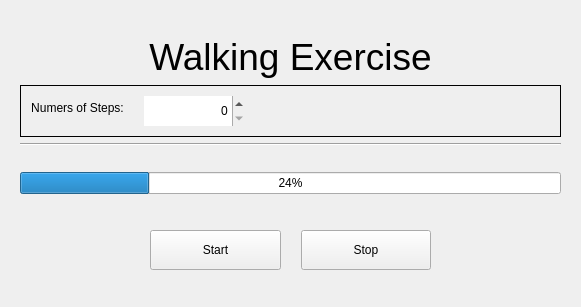
Above: src/gui_pkg/include/gui_pkg/walking_form.ui from cristianbass01/GUI_robotic_exoskeleton before the change. Below: the same form after it.
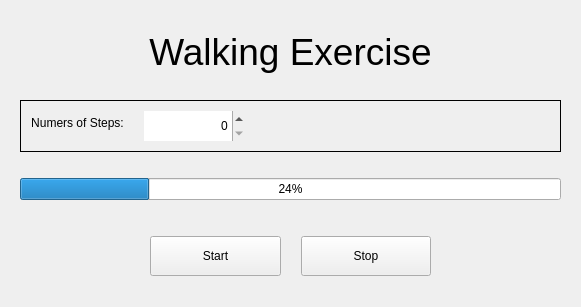
That is the form after the change.

What changed in the file:
```diff
--- a/src/gui_pkg/include/gui_pkg/walking_form.ui
+++ b/src/gui_pkg/include/gui_pkg/walking_form.ui
@@ -40,6 +40,22 @@
      </property>
     </widget>
    </item>
+   <item>
+    <spacer name="verticalSpacer">
+     <property name="orientation">
+      <enum>Qt::Vertical</enum>
+     </property>
+     <property name="sizeType">
+      <enum>QSizePolicy::Fixed</enum>
+     </property>
+     <property name="sizeHint" stdset="0">
+      <size>
+       <width>20</width>
+       <height>20</height>
+      </size>
+     </property>
+    </spacer>
+   </item>
    <item>
     <widget class="QFrame" name="formFrame">
      <property name="frameShape">
@@ -128,13 +144,6 @@
      </layout>
     </widget>
    </item>
-   <item>
-    <widget class="Line" name="line_3">
-     <property name="orientation">
-      <enum>Qt::Horizontal</enum>
-     </property>
-    </widget>
-   </item>
    <item>
     <layout class="QHBoxLayout" name="horizontalLayout">
      <property name="topMargin">
```
